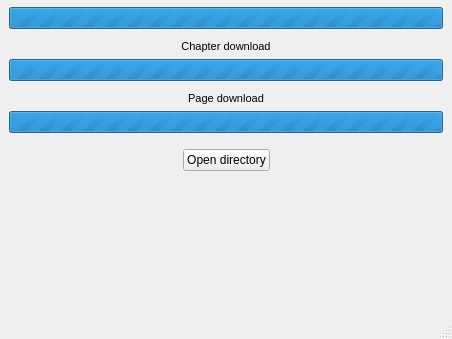
Old version of the form dialogs/main.ui in the repository m-haisham/MangaK-UI; both pictures show x 0 to 452 and y 214 to 553 of the 452 by 553 pixel window.
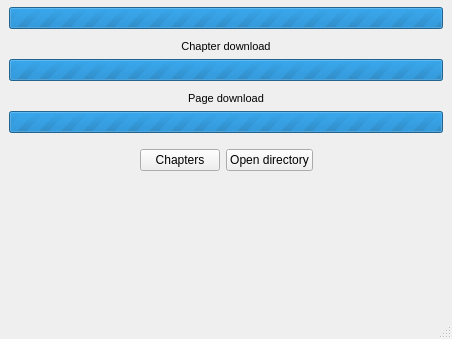
New version of the form. The open tabs and pages were chosen to show the change. Icons and pictures are not drawn.

Commit message: added chapterlist option to download panel

```diff
--- a/dialogs/main.ui
+++ b/dialogs/main.ui
@@ -883,6 +883,18 @@
                    </property>
                   </spacer>
                  </item>
+                 <item>
+                  <widget class="QPushButton" name="BackToChaptersPushButton">
+                   <property name="text">
+                    <string>Chapters</string>
+                   </property>
+                   <property name="icon">
+                    <iconset>
+                     <normalon>:/icon/icons/list.png</normalon>
+                    </iconset>
+                   </property>
+                  </widget>
+                 </item>
                  <item>
                   <widget class="QPushButton" name="progressOpenDirectoryButton">
                    <property name="sizePolicy">
```
Left out of the diff: 2 changed lines with no effect on the pictures. The commit also changes 3 other files.
